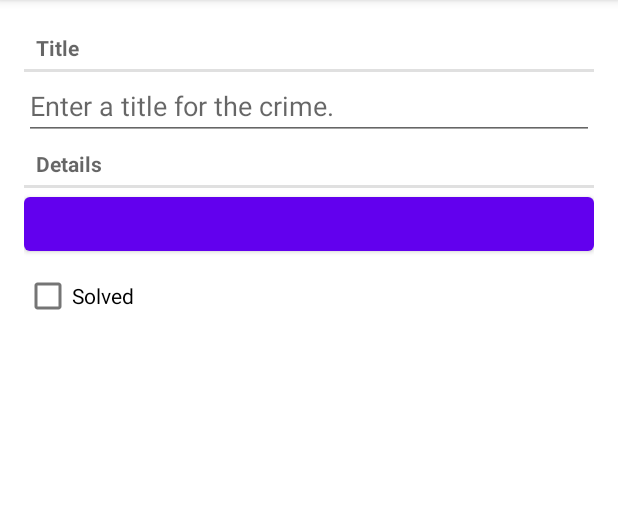
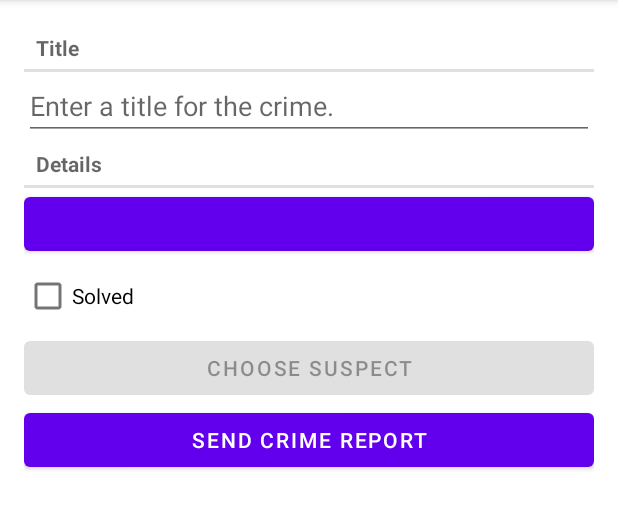
Before and after one commit to is-long/big-nerd-ranch-android, an Android app: the screen it shows after launch (MainActivity), after a tap on "New Crime", on a phone screen of 412 x 824 dp, the part 84-614 px from its top. Run offline under Robolectric (Android 15) with nearby library versions, the phone set to English and light mode, and no system bars; our stand-ins replace Room's generated code; 3 statements that could not run were skipped.

Commit message:
Done chapter 15

```diff
--- a/criminalintent/src/main/java/com/bignerdranch/android/criminalintent/Crime.kt
+++ b/criminalintent/src/main/java/com/bignerdranch/android/criminalintent/Crime.kt
@@ -8,4 +8,6 @@ import java.util.*
 data class Crime(@PrimaryKey val id: UUID = UUID.randomUUID(),
                  var title: String = "",
                  var date: Date = Date(),
-                 var isSolved: Boolean = false)
+                 var isSolved: Boolean = false,
+                 var suspect: String = ""
+)
--- a/criminalintent/src/main/java/com/bignerdranch/android/criminalintent/CrimeFragment.kt
+++ b/criminalintent/src/main/java/com/bignerdranch/android/criminalintent/CrimeFragment.kt
@@ -1,18 +1,22 @@
 package com.bignerdranch.android.criminalintent
 
+import android.app.Activity
+import android.content.Intent
+import android.content.pm.PackageManager
+import android.content.pm.ResolveInfo
+import android.net.Uri
 import android.os.Bundle
+import android.provider.ContactsContract
 import android.text.Editable
 import android.text.TextWatcher
-import android.util.Log
+import android.text.format.DateFormat
 import android.view.LayoutInflater
 import android.view.View
 import android.view.ViewGroup
 import android.widget.Button
 import android.widget.CheckBox
 import android.widget.EditText
-import androidx.appcompat.app.AppCompatActivity
 import androidx.fragment.app.Fragment
-import androidx.lifecycle.ViewModel
 import androidx.lifecycle.Observer
 import androidx.lifecycle.ViewModelProviders
 import java.util.*
@@ -21,105 +25,85 @@ private const val TAG = "CrimeFragment"
 private const val ARG_CRIME_ID = "crime_id"
 private const val DIALOG_DATE = "DialogDate"
 private const val REQUEST_DATE = 0
+private const val REQUEST_CONTACT = 1
+private const val DATE_FORMAT = "EEE, MMM, dd"
 
-class CrimeFragment: Fragment(),
-    DatePickerFragment.Callbacks {
+class CrimeFragment : Fragment(), DatePickerFragment.Callbacks {
 
-    // store state
     private lateinit var crime: Crime
     private lateinit var titleField: EditText
     private lateinit var dateButton: Button
     private lateinit var solvedCheckBox: CheckBox
-
-    // data from DB
+    private lateinit var reportButton: Button
+    private lateinit var suspectButton: Button
     private val crimeDetailViewModel: CrimeDetailViewModel by lazy {
         ViewModelProviders.of(this).get(CrimeDetailViewModel::class.java)
     }
 
-    // public, because they've got to be called by any calling activity host
     override fun onCreate(savedInstanceState: Bundle?) {
         super.onCreate(savedInstanceState)
-
         crime = Crime()
-
         val crimeId: UUID = arguments?.getSerializable(ARG_CRIME_ID) as UUID
-
         crimeDetailViewModel.loadCrime(crimeId)
-
-        // no inflating fragment's view here; we do it in onCreateView()
     }
 
-    // inflate fragment layout view, and return the View to hosting activity
     override fun onCreateView(
         inflater: LayoutInflater,
-        container: ViewGroup?,           // container is the view's parent
+        container: ViewGroup?,
         savedInstanceState: Bundle?
     ): View? {
-        // explicit inflate,
-        // attachToRoot = false -> don't immediately add the inflated view to view's parent
         val view = inflater.inflate(R.layout.fragment_crime, container, false)
 
-        // after view inflated, find element in the view
         titleField = view.findViewById(R.id.crime_title) as EditText
         dateButton = view.findViewById(R.id.crime_date) as Button
-        solvedCheckBox =  view.findViewById(R.id.crime_solved) as CheckBox
+        solvedCheckBox = view.findViewById(R.id.crime_solved) as CheckBox
+        reportButton = view.findViewById(R.id.crime_report) as Button
+        suspectButton = view.findViewById(R.id.crime_suspect) as Button
 
         return view
     }
 
     override fun onViewCreated(view: View, savedInstanceState: Bundle?) {
         super.onViewCreated(view, savedInstanceState)
+        val crimeId = arguments?.getSerializable(ARG_CRIME_ID) as UUID
         crimeDetailViewModel.crimeLiveData.observe(
             viewLifecycleOwner,
-            // publish and update
             Observer { crime ->
                 crime?.let {
                     this.crime = crime
                     updateUI()
                 }
-            }
-        )
+            })
     }
 
-    private fun updateUI() {
-        titleField.setText(crime.title)
-        dateButton.text = crime.date.toString()
-        solvedCheckBox.apply {
-            isChecked = crime.isSolved
-            // skip checking box animation
-            jumpDrawablesToCurrentState()
-        }
-    }
-
-    // set listener on start, instead of on create
-    // view state is restored after onCreateView and before onStart()
-    //
-    // if EditText was set in onCreateView or onCreate
-    //    the overridden functions (beforeTextChanged, etc.) will execute
-    // so we set listeners in onStart to avoid this behavior,
-    // since the listener is hook up AFTER the view state is restored
     override fun onStart() {
         super.onStart()
 
-        // create anon class to implement TextWatcher interface
         val titleWatcher = object : TextWatcher {
 
-            override fun beforeTextChanged(s: CharSequence?, start: Int, count: Int, after: Int) {
-                // pass
+            override fun beforeTextChanged(
+                sequence: CharSequence?,
+                start: Int,
+                count: Int,
+                after: Int
+            ) {
+                // This space intentionally left blank
             }
 
-            override fun onTextChanged(s: CharSequence?, start: Int, before: Int, count: Int) {
-                // set object prop
-                crime.title = s.toString()
+            override fun onTextChanged(
+                sequence: CharSequence?,
+                start: Int,
+                before: Int,
+                count: Int
+            ) {
+                crime.title = sequence.toString()
             }
 
-            override fun afterTextChanged(s: Editable?) {
-                // pass
+            override fun afterTextChanged(sequence: Editable?) {
+                // This one too
             }
         }
-
         titleField.addTextChangedListener(titleWatcher)
-
 
         solvedCheckBox.apply {
             setOnCheckedChangeListener { _, isChecked ->
@@ -129,12 +113,48 @@ class CrimeFragment: Fragment(),
 
         dateButton.setOnClickListener {
             DatePickerFragment.newInstance(crime.date).apply {
-                // make this fragment the target fragment of DatePickerFragment
                 setTargetFragment(this@CrimeFragment, REQUEST_DATE)
+                show(this@CrimeFragment.requireFragmentManager(), DIALOG_DATE)
+            }
+        }
 
-                // need non-null FM,  requireFragmentManager() returns non-null
-                // fragmentManager? might be null
-                show(this@CrimeFragment.requireFragmentManager(), DIALOG_DATE)
+        reportButton.setOnClickListener {
+            Intent(Intent.ACTION_SEND).apply {
+                type = "text/plain"
+                putExtra(Intent.EXTRA_TEXT, getCrimeReport())
+                putExtra(
+                    Intent.EXTRA_SUBJECT,
+                    getString(R.string.crime_report_subject))
+            }.also { intent ->
+                val chooserIntent =
+                    Intent.createChooser(intent, getString(R.string.send_report))
+                startActivity(chooserIntent)
+            }
+        }
+
+        suspectButton.apply {
+            val pickContactIntent =
+                Intent(Intent.ACTION_PICK, ContactsContract.Contacts.CONTENT_URI)
+
+
+            setOnClickListener {
+                startActivityForResult(pickContactIntent, REQUEST_CONTACT)
+            }
+
+            // add temp category to prevent any contacts app matching the intent
+//            pickContactIntent.addCategory(Intent.CATEGORY_HOME)
+
+            // packageManager knows all components installed in the device
+            val packageManager: PackageManager = requireActivity().packageManager
+            val resolvedActivity: ResolveInfo? =
+                // find activity matching pickContactIntent
+                packageManager.resolveActivity(pickContactIntent,
+                    // activity with CATEGORY_DEFAULT flag only
+                    PackageManager.MATCH_DEFAULT_ONLY)
+
+            // disable if no contact app found
+            if (resolvedActivity == null) {
+                isEnabled = false
             }
         }
     }
@@ -144,7 +164,74 @@ class CrimeFragment: Fragment(),
         crimeDetailViewModel.saveCrime(crime)
     }
 
+    override fun onDateSelected(date: Date) {
+        crime.date = date
+        updateUI()
+    }
+
+    private fun updateUI() {
+        titleField.setText(crime.title)
+        dateButton.text = crime.date.toString()
+        solvedCheckBox.apply {
+            isChecked = crime.isSolved
+            jumpDrawablesToCurrentState()
+        }
+        if (crime.suspect.isNotEmpty()) {
+            suspectButton.text = crime.suspect
+        }
+    }
+
+    override fun onActivityResult(requestCode: Int, resultCode: Int, data: Intent?) {
+        when {
+            resultCode != Activity.RESULT_OK -> return
+
+            requestCode == REQUEST_CONTACT && data != null -> {
+                val contactUri: Uri? = data.data
+                // Specify which fields you want your query to return values for.
+                val queryFields = arrayOf(ContactsContract.Contacts.DISPLAY_NAME)
+                // Perform your query - the contactUri is like a "where" clause here
+                val cursor = contactUri?.let {
+                    requireActivity().contentResolver
+                        .query(it, queryFields, null, null, null)
+                }
+                cursor?.use {
+                    // Double-check that you actually got results
+                    if (it.count == 0) {
+                        return
+                    }
+
+                    // Pull out the first column of the first row of data -
+                    // that is your suspect's name.
+                    it.moveToFirst()
+                    val suspect = it.getString(0)
+                    crime.suspect = suspect
+                    crimeDetailViewModel.saveCrime(crime)
+                    suspectButton.text = suspect
+                }
+            }
+        }
+    }
+
+    private fun getCrimeReport(): String {
+        val solvedString = if (crime.isSolved) {
+            getString(R.string.crime_report_solved)
+        } else {
+            getString(R.string.crime_report_unsolved)
+        }
+
+        val dateString = DateFormat.format(DATE_FORMAT, crime.date).toString()
+        val suspect = if (crime.suspect.isBlank()) {
+            getString(R.string.crime_report_no_suspect)
+        } else {
+            getString(R.string.crime_report_suspect, crime.suspect)
+        }
+
+        return getString(R.string.crime_report,
+            crime.title, dateString, solvedString, suspect)
+    }
+
     companion object {
+
         fun newInstance(crimeId: UUID): CrimeFragment {
             val args = Bundle().apply {
                 putSerializable(ARG_CRIME_ID, crimeId)
@@ -154,9 +241,4 @@ class CrimeFragment: Fragment(),
             }
         }
     }
-
-    override fun onDateSelected(date: Date) {
-        crime.date = date
-        updateUI()
-    }
 }
--- a/criminalintent/src/main/java/com/bignerdranch/android/criminalintent/CrimeRepository.kt
+++ b/criminalintent/src/main/java/com/bignerdranch/android/criminalintent/CrimeRepository.kt
@@ -4,6 +4,7 @@ import android.content.Context
 import androidx.lifecycle.LiveData
 import androidx.room.Room
 import com.bignerdranch.android.criminalintent.database.CrimeDatabase
+import com.bignerdranch.android.criminalintent.database.migration_1_2
 import java.lang.IllegalStateException
 import java.util.*
 import java.util.concurrent.Executors
@@ -20,7 +21,10 @@ class CrimeRepository private constructor(context: Context) {
         context.applicationContext,
         CrimeDatabase::class.java,
         DATABASE_NAME   //name of DB file to be created
-    ).build()
+    )
+        // apply change
+        .addMigrations(migration_1_2)
+        .build()
 
     private val crimeDao = database.crimeDao()
 
--- a/criminalintent/src/main/java/com/bignerdranch/android/criminalintent/database/CrimeDatabase.kt
+++ b/criminalintent/src/main/java/com/bignerdranch/android/criminalintent/database/CrimeDatabase.kt
@@ -3,14 +3,24 @@ package com.bignerdranch.android.criminalintent.database
 import androidx.room.Database
 import androidx.room.RoomDatabase
 import androidx.room.TypeConverters
+import androidx.room.migration.Migration
+import androidx.sqlite.db.SupportSQLiteDatabase
 import com.bignerdranch.android.criminalintent.Crime
 
 // first param= list of entity classes
 // version= keep track of change
-@Database(entities = [ Crime::class], version=1)
+@Database(entities = [ Crime::class], version=2)
 @TypeConverters(CrimeTypeConverters::class)  // explicit add converter
 abstract class CrimeDatabase: RoomDatabase() {
 
     // register DAO, so that Room implements the DAO functions
     abstract fun crimeDao(): CrimeDao
 }
+
+val migration_1_2 = object: Migration(1, 2) {
+    override fun migrate(database:SupportSQLiteDatabase) {
+        database.execSQL(
+            "ALTER TABLE Crime ADD COLUMN suspect TEXT NOT NULL DEFAULT ''"
+        )
+    }
+}
--- a/criminalintent/src/main/res/layout/fragment_crime.xml
+++ b/criminalintent/src/main/res/layout/fragment_crime.xml
@@ -36,4 +36,16 @@
         android:layout_height="wrap_content"
         android:text="@string/crime_solved_label"
         />
+    <Button
+        android:id="@+id/crime_suspect"
+        android:layout_width="match_parent"
+        android:layout_height="wrap_content"
+        android:text="@string/crime_suspect_text"
+        />
+    <Button
+        android:id="@+id/crime_report"
+        android:layout_width="match_parent"
+        android:layout_height="wrap_content"
+        android:text="@string/crime_report_text"
+        />
 </LinearLayout>
--- a/criminalintent/src/main/res/values/strings.xml
+++ b/criminalintent/src/main/res/values/strings.xml
@@ -5,4 +5,15 @@
     <string name="crime_details_label">Details</string>
     <string name="crime_solved_label">Solved</string>
     <string name="new_crime">New Crime</string>
+    <string name="crime_suspect_text">Choose Suspect</string>
+    <string name="crime_report_text">Send Crime Report</string>
+    <string name="crime_report">%1$s!
+        The crime was discovered on %2$s. %3$s, and %4$s
+    </string>
+    <string name="crime_report_solved">The case is solved</string>
+    <string name="crime_report_unsolved">The case is not solved</string>
+    <string name="crime_report_no_suspect">there is no suspect.</string>
+    <string name="crime_report_suspect">the suspect is %s.</string>
+    <string name="crime_report_subject">CriminalIntent Crime Report</string>
+    <string name="send_report">Send crime report via</string>
 </resources>
```
